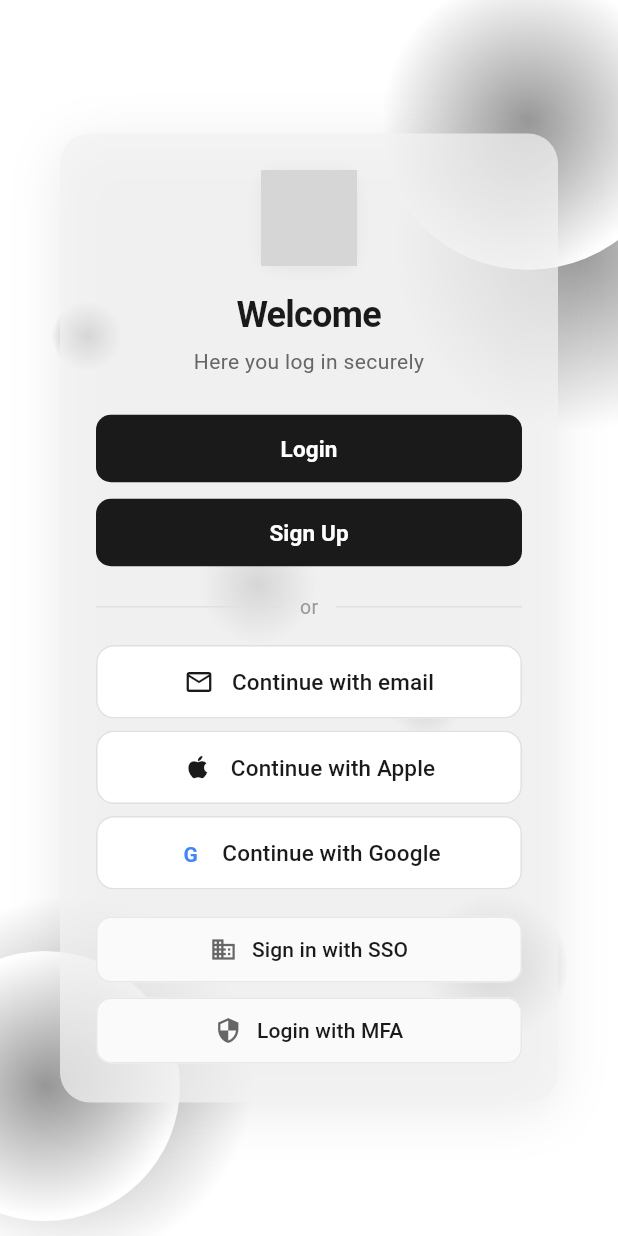
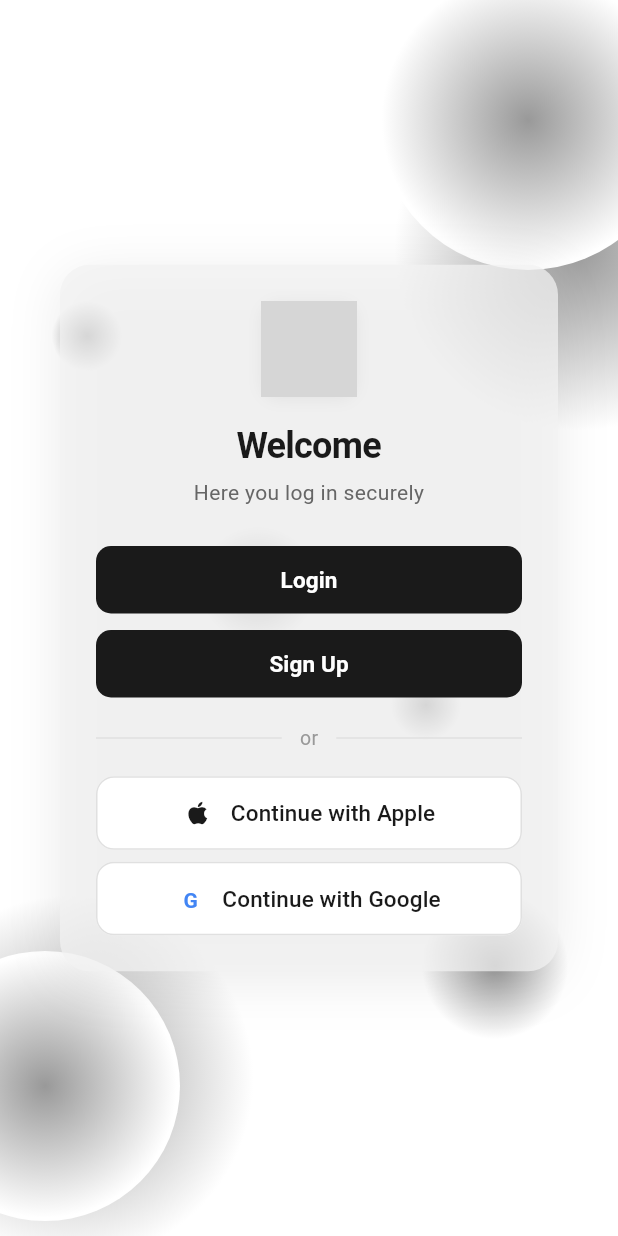
Before and after one commit to Nammaqa/ob-mobile-app, a Flutter app: the WelcomeScreen screen opened directly, on a phone screen of 412 x 824 dp. Run offline on Flutter 3.47's test engine with Material 3 defaults, Android fonts, the phone set to English and light mode, and no system bars; our stand-ins replace firebase_auth, firebase_core; missing offline and left inert: syncfusion_flutter_pdfviewer; accounts and stored records are empty; grey boxes are pictures that could not be loaded.

Commit message:
pdf imported and removal of continue with email and the other unwanted means of login

```diff
--- a/lib/screens/welcome_screen.dart
+++ b/lib/screens/welcome_screen.dart
@@ -386,14 +386,6 @@ class _WelcomeScreenState extends State<WelcomeScreen> {
 
                           // Social login buttons
                           _buildSocialButton(
-                            icon: Icons.email_outlined,
-                            text: 'Continue with email',
-                            onPressed: () {
-                              _showEmailLoginDialog(context);
-                            },
-                          ),
-                          const SizedBox(height: 8), // Reduced from 12
-                          _buildSocialButton(
                             icon: Icons.apple,
                             text: 'Continue with Apple',
                             onPressed: () {},
@@ -419,24 +411,6 @@ class _WelcomeScreenState extends State<WelcomeScreen> {
                             text: 'Continue with Google',
                             onPressed: () {
                               Navigator.pushReplacementNamed(context, '/HomeScreen');
-                            },
-                          ),
-                          const SizedBox(height: 16), // Reduced from 20
-
-                          // Additional options
-                          _buildAuthOptionButton(
-                            icon: Icons.business_outlined,
-                            text: 'Sign in with SSO',
-                            onPressed: () {
-                              _showSSODialog(context);
-                            },
-                          ),
-                          const SizedBox(height: 6), // Reduced from 8
-                          _buildAuthOptionButton(
-                            icon: Icons.security_outlined,
-                            text: 'Login with MFA',
-                            onPressed: () {
-                              _showMFADialog(context);
                             },
                           ),
                         ],
```
Also changed, not shown: lib/screens/note_editor_screen.dart (+22 -22 lines).
